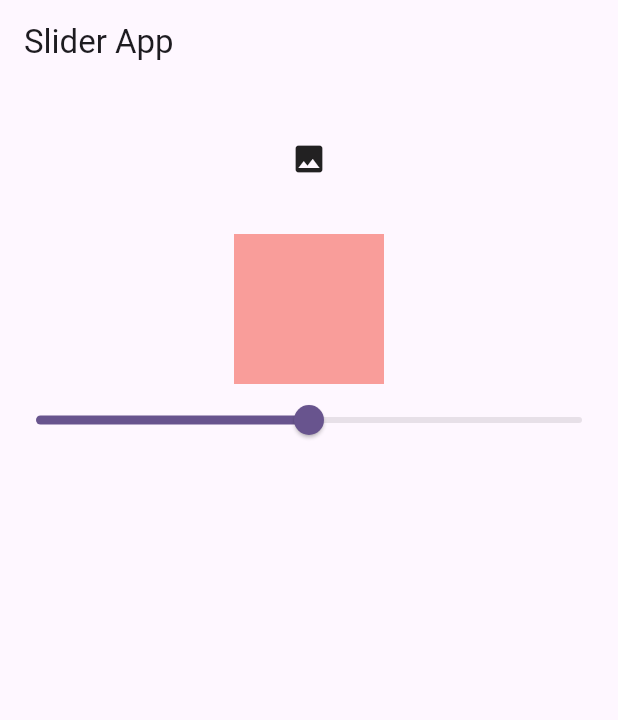
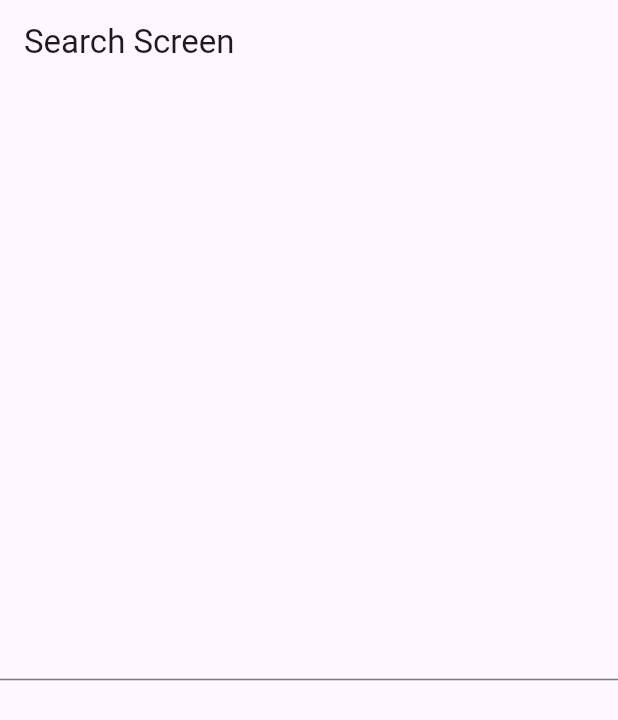
Before and after one commit to skyyygal/Riverpod-Series, a Flutter app: the screen it shows after launch, on a phone screen of 412 x 824 dp. Shown: the top 720 px of the screen. Run offline on Flutter 3.47's test engine with Material 3 defaults, Android fonts, the phone set to English and light mode, and no system bars; our stand-ins replace flutter_riverpod.

Commit message:
Single state notifier provider

```diff
--- a/lib/main.dart
+++ b/lib/main.dart
@@ -1,6 +1,6 @@
 import 'package:flutter/material.dart';
 import 'package:flutter_riverpod/flutter_riverpod.dart';
-import 'package:riverpod_series/multiple_state_screen.dart';
+import 'package:riverpod_series/pages/search_screen.dart';
 
 void main() {
   runApp(const MyApp());
@@ -18,7 +18,7 @@ class MyApp extends StatelessWidget {
         theme: ThemeData(
           colorScheme: ColorScheme.fromSeed(seedColor: Colors.deepPurple),
         ),
-        home: HomeScreen(),
+        home: SearchScreen(),
       ),
     );
   }
--- a/lib/home_screen.dart
+++ b/lib/pages/home_screen.dart
@@ -1,6 +1,6 @@
 import 'package:flutter/material.dart';
 import 'package:flutter_riverpod/flutter_riverpod.dart';
-import 'package:riverpod_series/slider_provider.dart';
+import 'package:riverpod_series/provider/slider_provider.dart';
 
 class HomeScreen2 extends ConsumerWidget {
   const HomeScreen2({super.key});
--- a/lib/multiple_state_screen.dart
+++ b/lib/pages/multiple_state_screen.dart
@@ -1,6 +1,6 @@
 import 'package:flutter/material.dart';
 import 'package:flutter_riverpod/flutter_riverpod.dart';
-import 'package:riverpod_series/multiple_state_provider.dart';
+import 'package:riverpod_series/provider/multiple_state_provider.dart';
 
 class HomeScreen extends ConsumerWidget {
   const HomeScreen({super.key});
--- /dev/null
+++ b/lib/pages/search_screen.dart
@@ -0,0 +1,33 @@
+import 'package:flutter/material.dart';
+import 'package:flutter_riverpod/flutter_riverpod.dart';
+import 'package:riverpod_series/provider/search_provider.dart';
+
+class SearchScreen extends ConsumerWidget {
+  const SearchScreen({super.key});
+
+  @override
+  Widget build(BuildContext context, WidgetRef ref) {
+    print("build");
+    return Scaffold(
+      appBar: AppBar(title: Text("Search Screen")),
+      body: Column(
+        mainAxisAlignment: MainAxisAlignment.center,
+        children: [
+          TextField(
+            onChanged: (value) {
+              print("object");
+              ref.read(searchProvider.notifier).search(value);
+            },
+          ),
+          Consumer(
+            builder: (context, ref, child) {
+              print("text");
+              final search = ref.watch(searchProvider);
+              return Text(search);
+            },
+          ),
+        ],
+      ),
+    );
+  }
+}
--- /dev/null
+++ b/lib/provider/search_provider.dart
@@ -0,0 +1,18 @@
+//State Notifier Provider.
+//Used For handling complex state
+
+//It requires a "notifier" and a "state" of any data type
+import 'package:flutter_riverpod/flutter_riverpod.dart';
+
+final searchProvider = StateNotifierProvider<SearchNotifier, String>((ref) {
+  return SearchNotifier();
+});
+
+class SearchNotifier extends StateNotifier<String> {
+  //Creating contructor
+  SearchNotifier() : super("");
+
+  void search(String query) {
+    state = query;
+  }
+}
```
Also changed, not shown: lib/provider/multiple_state_provider.dart (renamed from lib/multiple_state_provider.dart), lib/provider/slider_provider.dart (renamed from lib/slider_provider.dart).
